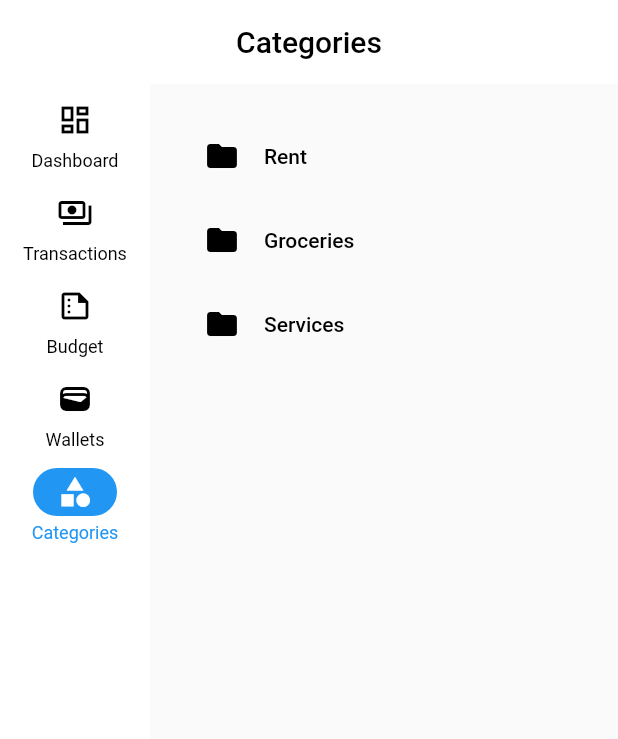
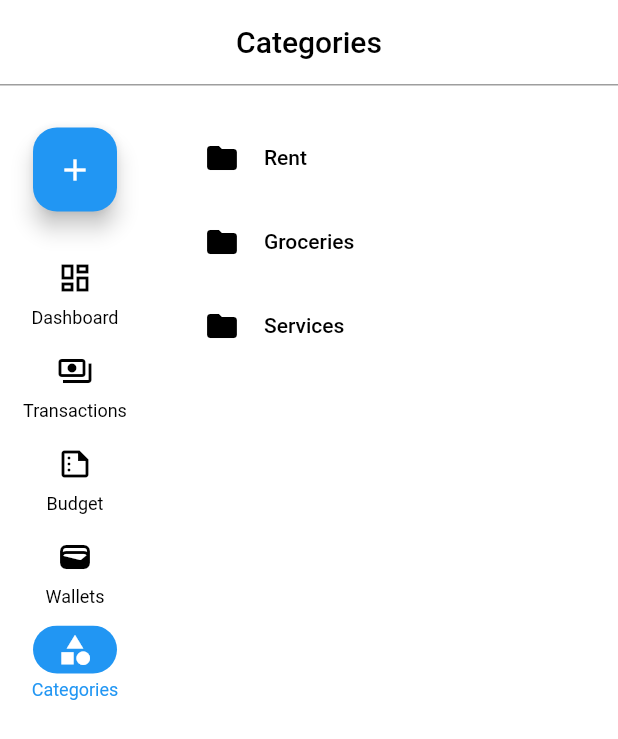
Before and after one commit to KrystianKrasowski/smtm-client, a Flutter app: the CategoriesScreen screen opened by its route, on a phone screen of 412 x 824 dp. Shown: the top 739 px of the screen. Run offline on Flutter 3.47's test engine with Material 2 defaults, Android fonts, the phone set to English and light mode, and no system bars; our stand-ins replace dartz.

Commit message:
adding categories

```diff
--- a/lib/domain/categories/categories_repository.dart
+++ b/lib/domain/categories/categories_repository.dart
@@ -1,6 +1,11 @@
-import 'package:smtm_client/domain/categories/categories_viewmodel.dart';
+import 'package:dartz/dartz.dart';
+import 'package:smtm_client/domain/categories/category.dart';
+import 'package:smtm_client/domain/shared/constraint_violation.dart';
+
+typedef SaveCategoryResult = Either<List<ConstraintViolation>, Category>;
 
 abstract class CategoriesRepository {
+  Future<List<Category>> getAll();
 
-  Future<List<Category>> getAll();
+  Future<SaveCategoryResult> create(String name);
 }
--- a/lib/domain/categories/categories_viewmodel.dart
+++ b/lib/domain/categories/categories_viewmodel.dart
@@ -1,4 +1,5 @@
 import 'package:smtm_client/domain/categories/categories_repository.dart';
+import 'package:smtm_client/domain/categories/category.dart';
 
 class CategoriesViewModel {
 
@@ -6,23 +7,11 @@ class CategoriesViewModel {
 
   CategoriesViewModel(this.repository);
 
-  Future<Categories> get() async {
-    final categoryList = await repository.getAll();
-    return Categories(categoryList);
+  Future<List<Category>> get() async {
+    return repository.getAll();
+  }
+
+  Future<SaveCategoryResult> create(String name) async {
+    return repository.create(name);
   }
 }
-
-class Categories {
-
-  final List<Category> list;
-
-  Categories(this.list);
-}
-
-class Category {
-
-  final Uri id;
-  final String name;
-
-  Category(this.id, this.name);
-}
--- a/lib/ui/categories/categories_screen.dart
+++ b/lib/ui/categories/categories_screen.dart
@@ -1,11 +1,12 @@
 import 'package:flutter/material.dart';
 import 'package:smtm_client/domain/categories/categories_repository.dart';
 import 'package:smtm_client/domain/categories/categories_viewmodel.dart';
+import 'package:smtm_client/domain/categories/category.dart';
 import 'package:smtm_client/router.dart';
+import 'package:smtm_client/ui/categories/category_edit_screen.dart';
 import 'package:smtm_client/ui/common/screen.dart';
 
 class CategoriesScreen extends StatefulWidget {
-
   final CategoriesViewModel viewModel;
 
   factory CategoriesScreen.of(CategoriesRepository repository) {
@@ -19,7 +20,7 @@ class CategoriesScreen extends StatefulWidget {
 }
 
 class _CategoriesScreenState extends State<CategoriesScreen> {
-  late Future<Categories> _categories;
+  late Future<List<Category>> _categories;
 
   @override
   void initState() {
@@ -32,7 +33,13 @@ class _CategoriesScreenState extends State<CategoriesScreen> {
     return Screen(
       title: 'Categories',
       selectedRoute: SmtmRouter.categories,
-      content: FutureBuilder(
+      content: _buildContent(),
+      primaryAction: _buildNewCategoryButton(),
+    );
+  }
+
+  Widget _buildContent() {
+    return FutureBuilder(
         future: _categories,
         builder: (context, snapshot) {
           if (snapshot.hasFirstLoaded()) {
@@ -40,14 +47,23 @@ class _CategoriesScreenState extends State<CategoriesScreen> {
           }
 
           return const CircularProgressIndicator();
-          })
+        });
+  }
+
+  Widget _buildNewCategoryButton() {
+    return FloatingActionButton(
+      onPressed: () => showDialog(
+          context: context,
+          builder: (BuildContext context) => Dialog(
+                child: CategoryEditScreen(viewModel: widget.viewModel),
+              )),
+      child: const Icon(Icons.add),
     );
   }
 
-  Widget _buildCategoryList(Categories categories) {
+  Widget _buildCategoryList(List<Category> categories) {
     return ListView(
-        children: categories.list.map((e) => _buildCategoryTile(e)).toList()
-    );
+        children: categories.map((e) => _buildCategoryTile(e)).toList());
   }
 
   Widget _buildCategoryTile(Category category) {
@@ -58,7 +74,7 @@ class _CategoriesScreenState extends State<CategoriesScreen> {
   }
 }
 
-extension _CategoriesAsyncState on AsyncSnapshot<Categories> {
+extension _CategoriesAsyncState on AsyncSnapshot<List<Category>> {
 
   bool hasFirstLoaded() {
     return hasData && connectionState == ConnectionState.done;
--- a/lib/ui/common/navigation_desktop.dart
+++ b/lib/ui/common/navigation_desktop.dart
@@ -3,8 +3,10 @@ import 'package:smtm_client/router.dart';
 
 class NavigationDesktop extends StatefulWidget {
   final String selectedRoute;
+  final Widget? leading;
 
-  const NavigationDesktop({super.key, required this.selectedRoute});
+  const NavigationDesktop(
+      {super.key, required this.selectedRoute, this.leading});
 
   @override
   State<StatefulWidget> createState() => _NavigationDesktopState();
@@ -23,9 +25,11 @@ class _NavigationDesktopState extends State<NavigationDesktop> {
   Widget build(BuildContext context) {
     var primaryColor = Theme.of(context).primaryColor;
     return NavigationRail(
+      leading: widget.leading,
       destinations: const <NavigationRailDestination>[
         NavigationRailDestination(
             icon: Icon(Icons.dashboard_outlined),
+            padding: EdgeInsets.only(top: 20),
             selectedIcon: Icon(Icons.dashboard),
             label: Text('Dashboard')),
         NavigationRailDestination(
@@ -48,10 +52,7 @@ class _NavigationDesktopState extends State<NavigationDesktop> {
       selectedIndex: SmtmRouter.getRouteIndex(_selectedRoute),
       onDestinationSelected: changeDestination,
       labelType: NavigationRailLabelType.all,
-      selectedLabelTextStyle: TextStyle(
-        color: primaryColor,
-        fontSize: 12
-      ),
+      selectedLabelTextStyle: TextStyle(color: primaryColor, fontSize: 12),
       minWidth: 100,
     );
   }
--- a/lib/ui/common/screen.dart
+++ b/lib/ui/common/screen.dart
@@ -5,12 +5,14 @@ class Screen extends StatelessWidget {
   final String title;
   final Widget content;
   final String selectedRoute;
+  final Widget? primaryAction;
 
   const Screen(
       {super.key,
       required this.title,
       required this.content,
-      required this.selectedRoute});
+      required this.selectedRoute,
+      this.primaryAction});
 
   @override
   Widget build(BuildContext context) {
@@ -20,17 +22,27 @@ class Screen extends StatelessWidget {
           automaticallyImplyLeading: false,
           title: Text(title),
         ),
-      body: Row(
+        body: Container(
+          decoration: const BoxDecoration(
+              border: Border(top: BorderSide(width: 1, color: Colors.grey)),
+              color: Colors.white),
+          child: Row(
             children: [
-          NavigationDesktop(selectedRoute: selectedRoute),
+              Padding(
+                padding: const EdgeInsets.only(top: 20),
+                child: NavigationDesktop(
+                  selectedRoute: selectedRoute,
+                  leading: primaryAction,
+                ),
+              ),
               Expanded(
                 child: Padding(
                   padding: const EdgeInsets.all(20),
                   child: content,
-            )
+                ),
               )
             ],
           ),
-    );
+        ));
   }
 }
```
Also changed, not shown: lib/api/categories_api.dart (deleted, +0 -83 lines), lib/api/categories_client.dart (+26 -7 lines), lib/domain/categories/category.dart (added, +7 -0 lines), lib/domain/shared/constraint_violation.dart (added, +13 -0 lines), lib/ui/categories/category_edit_screen.dart (added, +71 -0 lines), 2 other files. Lines whose indentation alone changed are shown as unchanged.
